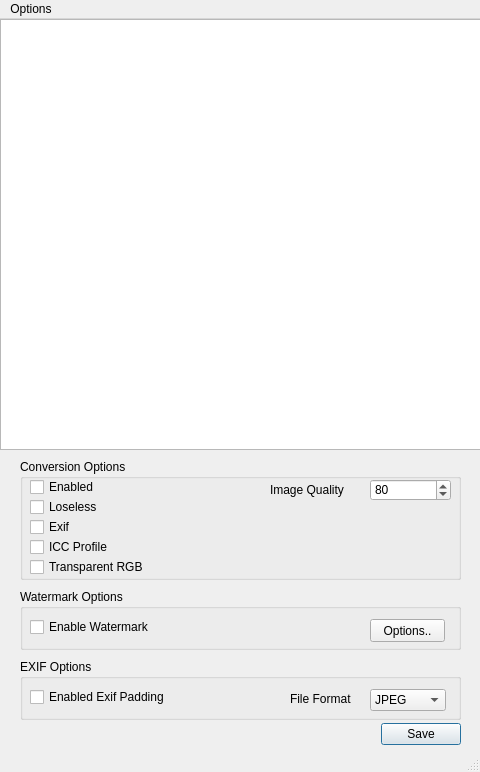
First picture: the form in WebPConverterGUI.ui, repository C4NU/Paddie, before the edit.
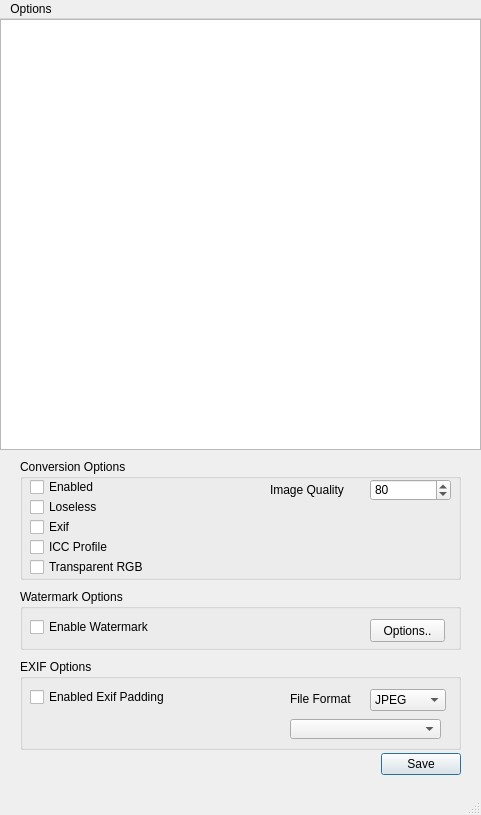
Second picture: the form after the edit. Icons and pictures are not drawn.

Commit message: font 변경 추가 jpg only

Diff of the .ui file:
```diff
--- a/WebPConverterGUI.ui
+++ b/WebPConverterGUI.ui
@@ -6,8 +6,8 @@
    <rect>
     <x>0</x>
     <y>0</y>
-    <width>480</width>
-    <height>772</height>
+    <width>481</width>
+    <height>815</height>
    </rect>
   </property>
   <property name="acceptDrops">
@@ -211,7 +211,7 @@
     <property name="geometry">
      <rect>
       <x>380</x>
-      <y>700</y>
+      <y>730</y>
       <width>81</width>
       <height>31</height>
      </rect>
@@ -226,7 +226,7 @@
       <x>20</x>
       <y>640</y>
       <width>441</width>
-      <height>61</height>
+      <height>91</height>
      </rect>
     </property>
     <property name="title">
@@ -245,6 +245,16 @@
       <string>Enabled Exif Padding</string>
      </property>
     </widget>
+    <widget class="QComboBox" name="FontComboBox">
+     <property name="geometry">
+      <rect>
+       <x>270</x>
+       <y>60</y>
+       <width>151</width>
+       <height>20</height>
+      </rect>
+     </property>
+    </widget>
     <widget class="QComboBox" name="SaveFormatBox">
      <property name="geometry">
       <rect>
@@ -290,7 +300,7 @@
     <rect>
      <x>0</x>
      <y>0</y>
-     <width>480</width>
+     <width>481</width>
      <height>21</height>
     </rect>
    </property>
```
The commit also changes 6 other files.
